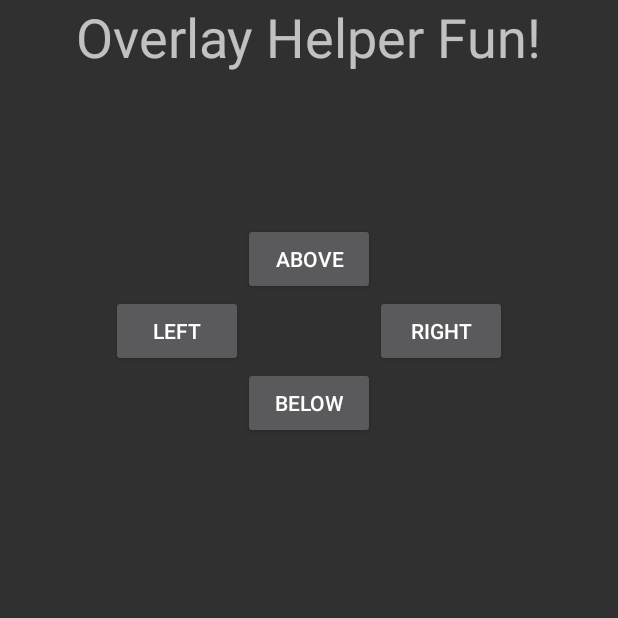
After one commit to Lowe5521/JunkDrawer, an Android app: the HelperOverlayActivity screen opened directly, with no data from a screen before it, on a phone screen of 412 x 824 dp, the top half of it. The commit adds this screen. Run offline under Robolectric (Android 15) with nearby library versions, the phone set to English and light mode, and no system bars; our stand-ins replace ButterKnife.

Commit message:
- Removed the old recycler view shit for now - Added an activity to play with the overlay helper - Refactored the overlay helper code - added the ability to easily put a helper above, below, left and right of a view

```diff
--- a/app/src/main/AndroidManifest.xml
+++ b/app/src/main/AndroidManifest.xml
@@ -11,14 +11,11 @@
         <activity android:name=".MainActivity">
             <intent-filter>
                 <action android:name="android.intent.action.MAIN" />
-
                 <category android:name="android.intent.category.LAUNCHER" />
             </intent-filter>
         </activity>
 
-        <activity
-            android:name=".RecyclerViewActivity"
-            android:label="@string/recycler_view_activity" />
+        <activity android:name=".HelperOverlayActivity"/>
     </application>
 
 </manifest>
--- /dev/null
+++ b/app/src/main/java/com/jonkoester/junkdrawer/HelperOverlayActivity.java
@@ -0,0 +1,68 @@
+package com.jonkoester.junkdrawer;
+
+import android.app.Activity;
+import android.os.Bundle;
+import android.view.ViewGroup;
+import android.widget.Button;
+import android.widget.TableLayout;
+
+import butterknife.BindView;
+import butterknife.ButterKnife;
+import butterknife.OnClick;
+
+public class HelperOverlayActivity extends Activity {
+
+    @BindView(R.id.act_overlay_above_button)
+    Button aboveButton;
+    @BindView(R.id.act_overlay_left_button)
+    Button leftButton;
+    @BindView(R.id.act_overlay_right_button)
+    Button rightButton;
+    @BindView(R.id.act_overlay_below_button)
+    Button belowButton;
+    @BindView(R.id.act_overlay_table_layout)
+    TableLayout tableLayout;
+
+    private ViewGroup root;
+
+    @Override
+    protected void onCreate(Bundle savedInstanceState) {
+        super.onCreate(savedInstanceState);
+        setContentView(R.layout.activity_helper_overlay);
+        ButterKnife.bind(this);
+
+        root = (ViewGroup) findViewById(R.id.overlay_fun_activity);
+    }
+
+    @OnClick(R.id.act_overlay_above_button)
+    void overlayAbove() {
+        HelperOverlay helperOverlay = new HelperOverlay(this);
+        helperOverlay.setTitle("Above!");
+        helperOverlay.setMessage("Look at me! I'm up top!");
+        helperOverlay.aboveView(aboveButton, root);
+    }
+
+    @OnClick(R.id.act_overlay_left_button)
+    void overlayToLeft() {
+        HelperOverlay helperOverlay = new HelperOverlay(this);
+        helperOverlay.setTitle("Left!");
+        helperOverlay.setMessage("Look at me! I'm to the left!");
+        helperOverlay.toLeftOf(leftButton, root);
+    }
+
+    @OnClick(R.id.act_overlay_right_button)
+    void overlayToRight() {
+        HelperOverlay helperOverlay = new HelperOverlay(this);
+        helperOverlay.setTitle("Right!");
+        helperOverlay.setMessage("Look at me! I'm to the right!");
+        helperOverlay.toRightOf(rightButton, root);
+    }
+
+    @OnClick(R.id.act_overlay_below_button)
+    void overlayBelow() {
+        HelperOverlay helperOverlay = new HelperOverlay(this);
+        helperOverlay.setTitle("Below!");
+        helperOverlay.setMessage("Look at me! I'm down below!");
+        helperOverlay.belowView(belowButton, root);
+    }
+}
--- /dev/null
+++ b/app/src/main/res/layout/activity_helper_overlay.xml
@@ -0,0 +1,70 @@
+<?xml version="1.0" encoding="utf-8"?>
+<FrameLayout xmlns:android="http://schemas.android.com/apk/res/android"
+    android:id="@+id/overlay_fun_activity"
+    android:layout_width="match_parent"
+    android:layout_height="match_parent">
+
+    <LinearLayout
+        android:layout_width="match_parent"
+        android:layout_height="match_parent"
+        android:orientation="vertical">
+
+        <TextView
+            android:layout_width="wrap_content"
+            android:layout_height="wrap_content"
+            android:layout_gravity="center_horizontal"
+            android:text="@string/overlay_helper_fun"
+            android:textSize="36sp" />
+
+        <TableLayout
+            android:id="@+id/act_overlay_table_layout"
+            android:layout_width="wrap_content"
+            android:layout_height="wrap_content"
+            android:layout_gravity="center"
+            android:layout_marginTop="100dp">
+
+            <TableRow>
+
+                <Button
+                    android:id="@+id/act_overlay_above_button"
+                    android:layout_width="wrap_content"
+                    android:layout_height="wrap_content"
+                    android:layout_column="1"
+                    android:text="@string/above" />
+            </TableRow>
+
+            <TableRow>
+
+                <Button
+                    android:id="@+id/act_overlay_left_button"
+                    android:layout_width="wrap_content"
+                    android:layout_height="wrap_content"
+                    android:layout_column="0"
+                    android:text="@string/left" />
+
+
+                <Button
+                    android:id="@+id/act_overlay_right_button"
+                    android:layout_width="wrap_content"
+                    android:layout_height="wrap_content"
+                    android:layout_column="2"
+                    android:text="@string/right" />
+
+            </TableRow>
+
+            <TableRow>
+
+                <Button
+                    android:id="@+id/act_overlay_below_button"
+                    android:layout_width="wrap_content"
+                    android:layout_height="wrap_content"
+                    android:layout_column="1"
+                    android:text="@string/below" />
+
+            </TableRow>
+
+        </TableLayout>
+
+    </LinearLayout>
+
+</FrameLayout>
--- a/app/src/main/res/values/strings.xml
+++ b/app/src/main/res/values/strings.xml
@@ -1,7 +1,10 @@
 <resources>
     <string name="app_name">Junk Drawer</string>
-    <string name="junk_drawer">Junk Drawer</string>
-    <string name="recycler_view">Recycler View</string>
-    <string name="recycler_view_activity">Recycler View Activity</string>
-    <string name="display_overlays">Display Overlays!</string>
+    <string name="display_overlays">Overlay Helper Fun!</string>
+    <string name="ok">Ok</string>
+    <string name="above">Above</string>
+    <string name="left">Left</string>
+    <string name="right">Right</string>
+    <string name="below">Below</string>
+    <string name="overlay_helper_fun">Overlay Helper Fun!</string>
 </resources>
--- /dev/null
+++ b/gradle.old/wrapper/gradle-wrapper.properties
@@ -0,0 +1,6 @@
+#Tue Aug 16 07:59:01 CDT 2016
+distributionBase=GRADLE_USER_HOME
+distributionPath=wrapper/dists
+zipStoreBase=GRADLE_USER_HOME
+zipStorePath=wrapper/dists
+distributionUrl=https\://services.gradle.org/distributions/gradle-3.0-all.zip
```
Also changed, not shown: app/src/main/java/com/jonkoester/junkdrawer/HelperOverlay.java (+95 -5 lines), app/src/main/java/com/jonkoester/junkdrawer/MainActivity.java (+13 -17 lines), app/src/main/java/com/jonkoester/junkdrawer/RecyclerViewActivity.java (deleted, +0 -14 lines), app/src/main/res/layout/activity_main.xml (+14 -12 lines), app/src/main/res/layout/recycler_view_activity.xml (deleted, +0 -12 lines), app/src/main/res/layout/view_helper_overlay.xml (+12 -5 lines), 2 other files.
